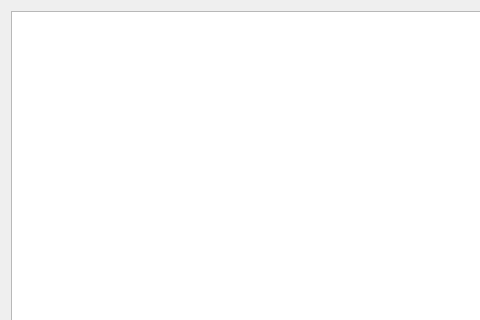
Qt form TunkioGUI/TextEditorDialog.ui (visuve/Tunkio) before a commit; both pictures show x 0 to 480 and y 0 to 320 of the 640 by 480 pixel window.
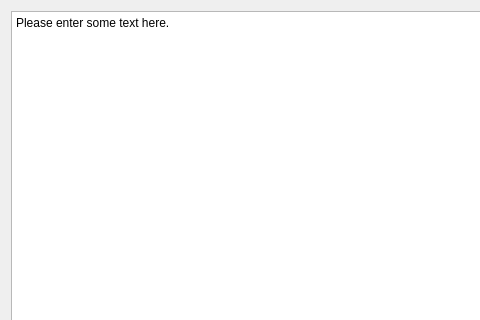
The same form after that commit.

Commit message: Open file dialog when double clicking lineEditFillValue

Diff of the .ui file:
```diff
--- a/TunkioGUI/TextEditorDialog.ui
+++ b/TunkioGUI/TextEditorDialog.ui
@@ -15,7 +15,11 @@
   </property>
   <layout class="QGridLayout" name="gridLayout">
    <item row="0" column="0">
-    <widget class="QPlainTextEdit" name="plainTextEdit"/>
+    <widget class="QPlainTextEdit" name="plainTextEdit">
+     <property name="plainText">
+      <string>Please enter some text here.</string>
+     </property>
+    </widget>
    </item>
    <item row="1" column="0">
     <widget class="QDialogButtonBox" name="buttonBox">
```
The commit also changes 5 other files.
